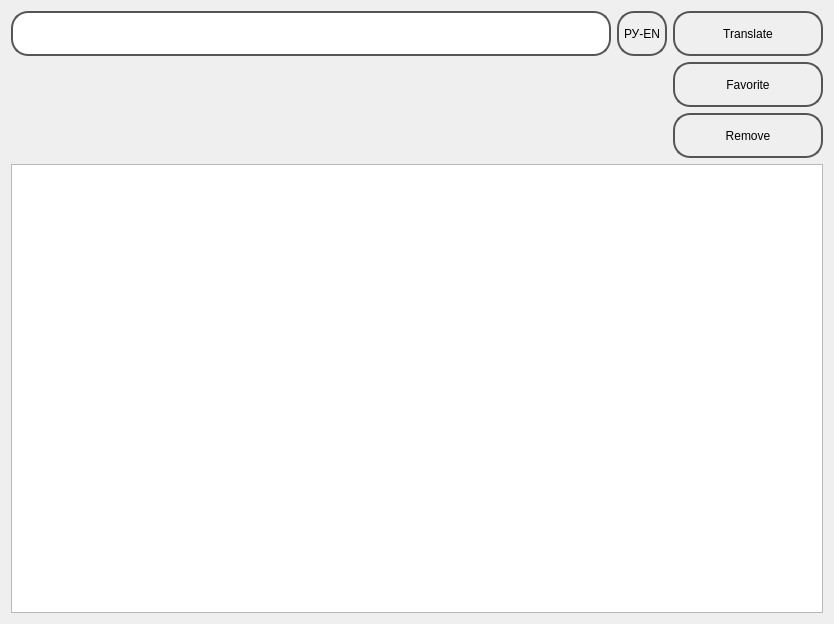
This is Translate/translateform.ui in gagikpog/TestAndTranslate as Qt 5 draws it before an edit. The edited form follows.
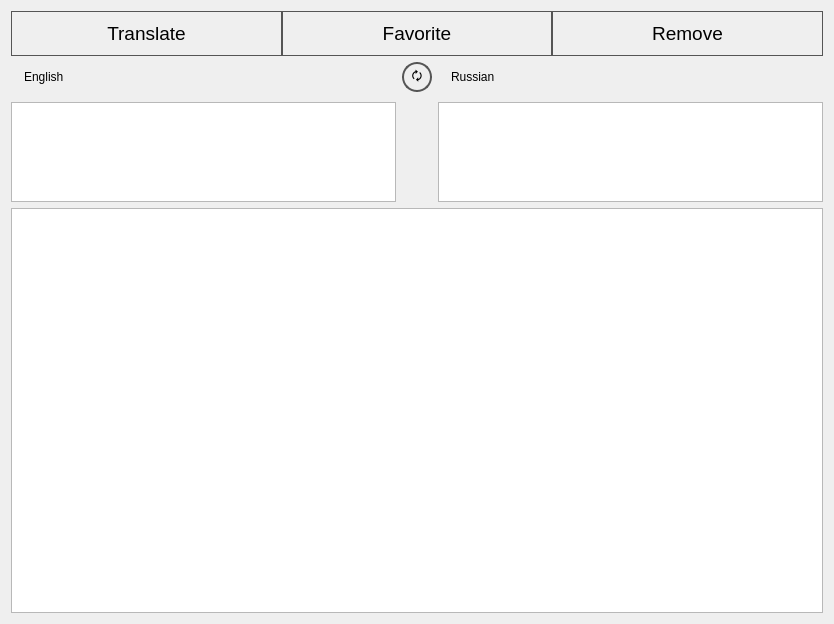
This is the edited form.

The edit to the form file:
```diff
--- a/Translate/translateform.ui
+++ b/Translate/translateform.ui
@@ -17,17 +17,16 @@
    <string notr="true">QWidget {
 background: qradialgradient(cx: 0.3, cy: -0.4,
 fx: 0.3, fy: -0.4,
-radius: 1.3, stop: 0 #fff, stop: 1 #aaa);
+radius: 1.3, stop: 0 #fff, stop: 1 #ddd);
 }
 
-QLineEdit, QPushButton {
+QPushButton {
 color: #000;
-border: 2px solid #555;
-border-radius: 17px;
+border: 1px solid #555;
 padding: 5px;
 background: qradialgradient(cx: 0.3, cy: -0.4,
 fx: 0.3, fy: -0.4,
-radius: 1.3, stop: 0 #fff, stop: 1 #ccc);
+radius: 1.3, stop: 0 #eee, stop: 1 #fff);
 }
 QLineEdit:hover ,QPushButton:hover {
 background: qradialgradient(cx: 0.3, cy: -0.4,
@@ -39,58 +38,21 @@
 fx: 0.4, fy: -0.1,
 radius: 1.3, stop: 0 #eee, stop: 1 #aaa);
 }
-QLabel{
+QTextEdit{
 background: qradialgradient(cx: 0.4, cy: -0.1,
 fx: 0.4, fy: -0.1,
 radius: 1.3, stop: 0 #fff, stop: 1 #eee);
+}
+QLabel{
+padding: 0px 10px;
 }</string>
   </property>
-  <layout class="QVBoxLayout" name="verticalLayout_3">
-   <item>
-    <layout class="QHBoxLayout" name="horizontalLayout">
-     <item>
       <layout class="QVBoxLayout" name="verticalLayout">
        <item>
-        <layout class="QHBoxLayout" name="horizontalLayout_2">
-         <item>
-          <widget class="QLineEdit" name="msgInput">
-           <property name="minimumSize">
-            <size>
-             <width>0</width>
-             <height>45</height>
-            </size>
-           </property>
-          </widget>
-         </item>
-         <item>
-          <widget class="QPushButton" name="btmLanguage">
-           <property name="minimumSize">
-            <size>
-             <width>0</width>
-             <height>45</height>
-            </size>
-           </property>
-           <property name="text">
-            <string>РУ-EN</string>
-           </property>
-           <property name="autoDefault">
-            <bool>false</bool>
-           </property>
-          </widget>
-         </item>
-        </layout>
-       </item>
-       <item>
-        <widget class="QLabel" name="msgOutput">
-         <property name="text">
-          <string/>
-         </property>
-        </widget>
-       </item>
-      </layout>
-     </item>
-     <item>
-      <layout class="QVBoxLayout" name="verticalLayout_2">
+    <layout class="QHBoxLayout" name="horizontalLayout">
+     <property name="spacing">
+      <number>0</number>
+     </property>
        <item>
         <widget class="QPushButton" name="btmTranslate">
          <property name="minimumSize">
@@ -99,6 +61,11 @@
            <height>45</height>
           </size>
          </property>
+       <property name="font">
+        <font>
+         <pointsize>14</pointsize>
+        </font>
+       </property>
          <property name="text">
           <string>Translate</string>
          </property>
@@ -112,6 +79,11 @@
            <height>45</height>
           </size>
          </property>
+       <property name="font">
+        <font>
+         <pointsize>14</pointsize>
+        </font>
+       </property>
          <property name="text">
           <string>Favorite</string>
          </property>
@@ -125,12 +97,87 @@
            <height>45</height>
           </size>
          </property>
+       <property name="font">
+        <font>
+         <pointsize>14</pointsize>
+        </font>
+       </property>
          <property name="text">
           <string>Remove</string>
          </property>
         </widget>
        </item>
       </layout>
+   </item>
+   <item>
+    <layout class="QGridLayout" name="gridLayout">
+     <property name="verticalSpacing">
+      <number>10</number>
+     </property>
+     <item row="1" column="2">
+      <widget class="QTextEdit" name="msgOutput">
+       <property name="maximumSize">
+        <size>
+         <width>16777215</width>
+         <height>100</height>
+        </size>
+       </property>
+      </widget>
+     </item>
+     <item row="1" column="0">
+      <widget class="QTextEdit" name="msgInput">
+       <property name="maximumSize">
+        <size>
+         <width>16777215</width>
+         <height>100</height>
+        </size>
+       </property>
+      </widget>
+     </item>
+     <item row="0" column="2">
+      <widget class="QLabel" name="label2">
+       <property name="text">
+        <string>Russian</string>
+       </property>
+      </widget>
+     </item>
+     <item row="0" column="1">
+      <widget class="QPushButton" name="btmLanguage">
+       <property name="minimumSize">
+        <size>
+         <width>30</width>
+         <height>30</height>
+        </size>
+       </property>
+       <property name="maximumSize">
+        <size>
+         <width>30</width>
+         <height>30</height>
+        </size>
+       </property>
+       <property name="styleSheet">
+        <string notr="true">QPushButton{
+border-radius: 15px;
+border: 2px solid #555
+}</string>
+       </property>
+       <property name="text">
+        <string>🗘</string>
+       </property>
+       <property name="autoDefault">
+        <bool>false</bool>
+       </property>
+      </widget>
+     </item>
+     <item row="0" column="0">
+      <widget class="QLabel" name="label1">
+       <property name="styleSheet">
+        <string notr="true"/>
+       </property>
+       <property name="text">
+        <string>English</string>
+       </property>
+      </widget>
      </item>
     </layout>
    </item>
```
Left out of the diff: 6 changed lines with no effect on the pictures. Lines whose indentation alone changed are shown as unchanged.
